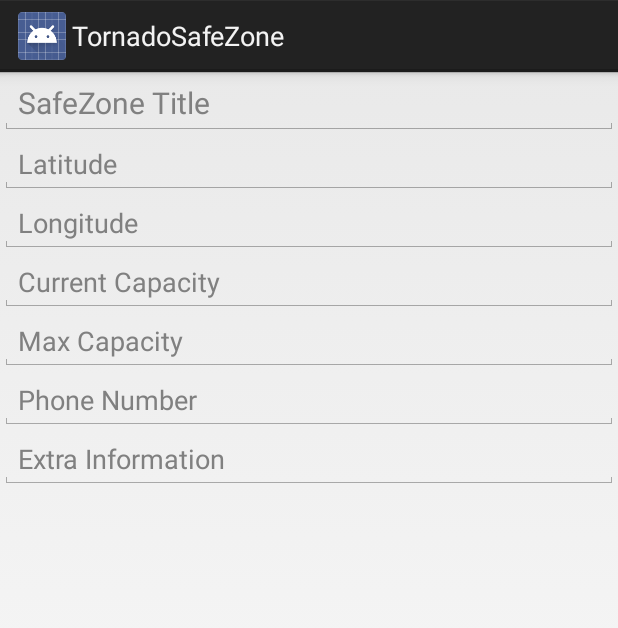
After one commit to coreyja/TornadoSafeZone, an Android app: the layout dialog_add_safezone.xml on its own in the app's theme, with its tools: preview values and no code run, on a phone screen of 412 x 824 dp. The commit adds this screen. Shown: the top 628 px of the screen. Run offline under Robolectric (Android 15) with nearby library versions, the phone set to English and light mode, and no system bars.

Commit message:
Basic long click to add SafeZone is working.

```diff
--- /dev/null
+++ b/src/main/res/layout/dialog_add_safezone.xml
@@ -0,0 +1,59 @@
+<?xml version="1.0" encoding="utf-8"?>
+
+<LinearLayout xmlns:android="http://schemas.android.com/apk/res/android"
+    android:orientation="vertical"
+    android:layout_width="match_parent"
+    android:layout_height="match_parent">
+
+
+    <EditText
+        android:layout_width="match_parent"
+        android:layout_height="wrap_content"
+        android:id="@+id/dialog_add_safezone_title"
+        android:hint="@string/dialog_add_safezone_title_hint"
+        android:textSize="20sp" />
+
+    <EditText
+        android:layout_width="match_parent"
+        android:layout_height="wrap_content"
+        android:inputType="number"
+        android:id="@+id/dialog_add_safezone_latitude"
+        android:hint="@string/dialog_add_safezone_latitude_hint" />
+
+    <EditText
+        android:layout_width="match_parent"
+        android:layout_height="wrap_content"
+        android:inputType="number"
+        android:id="@+id/dialog_add_safezone_longitude"
+        android:hint="@string/dialog_add_safezone_longitude_hint" />
+
+    <EditText
+        android:layout_width="match_parent"
+        android:layout_height="wrap_content"
+        android:inputType="number"
+        android:id="@+id/dialog_add_safezone_current_capacity"
+        android:hint="@string/dialog_add_safezone_current_capacity_hint" />
+
+    <EditText
+        android:layout_width="match_parent"
+        android:layout_height="wrap_content"
+        android:inputType="number"
+        android:id="@+id/dialog_add_safezone_max_capacity"
+        android:hint="@string/dialog_add_safezone_max_capacity_hint"/>
+
+    <EditText
+        android:layout_width="match_parent"
+        android:layout_height="wrap_content"
+        android:inputType="phone"
+        android:id="@+id/dialog_add_safezone_phone"
+        android:hint="@string/dialog_add_safezone_phone_hint" />
+
+    <EditText
+        android:layout_width="match_parent"
+        android:layout_height="wrap_content"
+        android:inputType="textMultiLine"
+        android:id="@+id/dialog_add_safezone_extra"
+        android:hint="@string/dialog_add_safezone_extra_hint" />
+
+
+</LinearLayout>
--- a/src/main/res/values/strings.xml
+++ b/src/main/res/values/strings.xml
@@ -20,6 +20,7 @@
     <string name="occupancy_90">This SafeZone is currently over 90% full.</string>
     <string name="occupancy_100">This SafeZone is currently completely full.</string>
 
+    <string name="string_cancel">Cancel</string>
 
     <string name="about_idea_by">App Idea by Team Storm:</string>
     <string name="about_development_by">App Development by Corey Alexander</string>
@@ -37,4 +38,16 @@
     <string name="menu_dev_refresh">Refresh SafeZones from Server</string>
     <string name="menu_dev_load_sql">Load from SQLite DB</string>
 
+    <string name="dialog_add_safezone_title_hint">SafeZone Title</string>
+    <string name="dialog_add_safezone_current_capacity_hint">Current Capacity</string>
+    <string name="dialog_add_safezone_max_capacity_hint">Max Capacity</string>
+    <string name="dialog_add_safezone_phone_hint">Phone Number</string>
+    <string name="dialog_add_safezone_extra_hint">Extra Information</string>
+    <string name="dialog_add_safezone_title">Add new personal SafeZone</string>
+
+    <string name="dialog_add_safezone_positive_text">Add SafeZone</string>
+    <string name="dialog_add_safezone_neutral_text">Add SafeZone</string>
+    <string name="dialog_add_safezone_latitude_hint">Latitude</string>
+    <string name="dialog_add_safezone_longitude_hint">Longitude</string>
+
 </resources>
```
Also changed, not shown: src/main/java/com/fll/teamstorm/AddSafeZoneDialogFragment.java (added, +112 -0 lines), src/main/java/com/fll/teamstorm/MapActivity.java (+6 -2 lines), src/main/java/com/fll/teamstorm/SafeZoneSQLHelper.java (+27 -1 lines).
